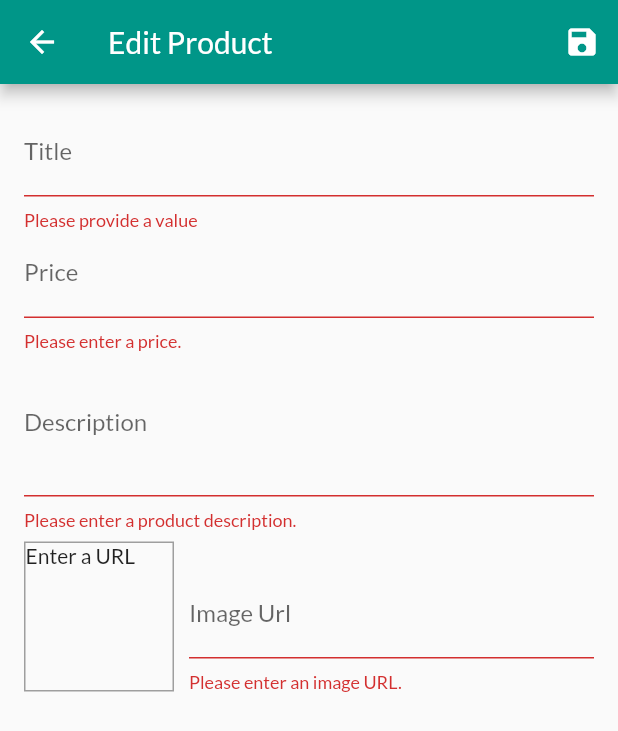
After one commit to priyanshuvishnoi/shop_app, a Flutter app: the EditProductScreen screen opened by its route, after a tap on the "save" icon, on a phone screen of 412 x 824 dp. The commit adds this screen. Shown: the top 731 px of the screen. Run offline on Flutter 3.47's test engine with Material 2 defaults, Android fonts, the phone set to English and light mode, and no system bars; network calls fail.

Commit message:
add edit and delete product

```diff
--- a/lib/providers/products.dart
+++ b/lib/providers/products.dart
@@ -61,8 +61,30 @@ class Products with ChangeNotifier {
   //   notifyListeners();
   // }
 
-  void addProduct() {
-    // _items.add(value);
+  void addProduct(Product product) {
+    final newProduct = Product(
+      id: DateTime.now().toString(),
+      title: product.title,
+      description: product.description,
+      price: product.price,
+      imageUrl: product.imageUrl,
+    );
+    _items.add(newProduct);
+    notifyListeners();
+  }
+
+  void updateProduct(String id, Product product) {
+    final prodIndex = _items.indexWhere((product) => product.id == id);
+    if (prodIndex >= 0) {
+      _items[prodIndex] = product;
+    } else {
+      print('...');
+    }
+    notifyListeners();
+  }
+
+  void deleteProduct(String id) {
+    _items.removeWhere((product) => product.id == id);
     notifyListeners();
   }
 }
--- a/lib/screens/cart_screen.dart
+++ b/lib/screens/cart_screen.dart
@@ -30,7 +30,7 @@ class CartScreen extends StatelessWidget {
                   Spacer(),
                   Chip(
                     label: Text(
-                      '\$${cart.totalAmount}',
+                      '\$${cart.totalAmount.toStringAsFixed(2)}',
                       style: TextStyle(
                         color:
                             Theme.of(context).primaryTextTheme.headline6.color,
--- /dev/null
+++ b/lib/screens/edit_product_screen.dart
@@ -0,0 +1,267 @@
+import 'package:flutter/material.dart';
+import 'package:provider/provider.dart';
+import '../providers/product.dart';
+import '../providers/products.dart';
+
+class EditProductScreen extends StatefulWidget {
+  static const routeName = '/edit-product';
+  @override
+  _EditProductScreenState createState() => _EditProductScreenState();
+}
+
+class _EditProductScreenState extends State<EditProductScreen> {
+  final _imageUrlController = TextEditingController();
+  final _imageFocusNode = FocusNode();
+  final _form = GlobalKey<FormState>();
+  var _editedProduct = Product(
+    id: null,
+    title: '',
+    price: 0,
+    description: '',
+    imageUrl: '',
+  );
+  var _isInit = true;
+  var _initValues = {
+    'title': '',
+    'description': '',
+    'price': '',
+    'imageUrl': '',
+  };
+
+  @override
+  void initState() {
+    _imageFocusNode.addListener(_updateImageUrl);
+    super.initState();
+  }
+
+  @override
+  void dispose() {
+    _imageUrlController.dispose();
+    _imageFocusNode.removeListener(_updateImageUrl);
+    _imageFocusNode.dispose();
+    super.dispose();
+  }
+
+  void _updateImageUrl() {
+    if (_imageFocusNode.hasFocus) {
+      if ((!_imageUrlController.text.startsWith('http') &&
+              !_imageUrlController.text.startsWith('https')) ||
+          (!_imageUrlController.text.endsWith('.png') &&
+              !_imageUrlController.text.endsWith('.jpg') &&
+              !_imageUrlController.text.endsWith('.jpeg'))) {
+        return;
+      }
+      setState(() {});
+    }
+  }
+
+  void _saveForm() {
+    final isValid = _form.currentState.validate();
+    if (!isValid) {
+      return;
+    }
+    _form.currentState.save();
+    if (_editedProduct.id != null) {
+      Provider.of<Products>(context, listen: false)
+          .updateProduct(_editedProduct.id, _editedProduct);
+    } else {
+      Provider.of<Products>(context, listen: false).addProduct(_editedProduct);
+    }
+    Navigator.of(context).pop();
+  }
+
+  @override
+  void didChangeDependencies() {
+    if (_isInit) {
+      final productId = ModalRoute.of(context).settings.arguments as String;
+      if (productId != null) {
+        _editedProduct =
+            Provider.of<Products>(context, listen: false).findById(productId);
+        _initValues = {
+          'title': _editedProduct.title,
+          'description': _editedProduct.description,
+          'price': _editedProduct.price.toString(),
+          'imageUrl': '',
+        };
+        _imageUrlController.text = _editedProduct.imageUrl;
+      }
+    }
+    _isInit = false;
+    super.didChangeDependencies();
+  }
+
+  @override
+  Widget build(BuildContext context) {
+    return Scaffold(
+      appBar: AppBar(
+        title: Text('Edit Product'),
+        actions: [
+          IconButton(
+            icon: Icon(Icons.save),
+            onPressed: _saveForm,
+          )
+        ],
+      ),
+      body: Padding(
+        padding: const EdgeInsets.all(16.0),
+        child: Form(
+          key: _form,
+          child: SingleChildScrollView(
+            child: Column(
+              children: [
+                TextFormField(
+                  initialValue: _initValues['title'],
+                  decoration: InputDecoration(
+                    labelText: 'Title',
+                  ),
+                  textInputAction: TextInputAction.next,
+                  onSaved: (value) {
+                    _editedProduct = Product(
+                      title: value,
+                      price: _editedProduct.price,
+                      description: _editedProduct.description,
+                      imageUrl: _editedProduct.imageUrl,
+                      id: _editedProduct.id,
+                      isFavorite: _editedProduct.isFavorite,
+                    );
+                  },
+                  validator: (value) {
+                    if (value.isEmpty) {
+                      return 'Please provide a value';
+                    } else
+                      return null;
+                  },
+                ),
+                TextFormField(
+                  initialValue: _initValues['price'],
+                  decoration: InputDecoration(
+                    labelText: 'Price',
+                  ),
+                  textInputAction: TextInputAction.next,
+                  keyboardType: TextInputType.numberWithOptions(decimal: true),
+                  onSaved: (value) {
+                    _editedProduct = Product(
+                      title: _editedProduct.title,
+                      price: double.parse(value),
+                      description: _editedProduct.description,
+                      imageUrl: _editedProduct.imageUrl,
+                      id: _editedProduct.id,
+                      isFavorite: _editedProduct.isFavorite,
+                    );
+                  },
+                  validator: (value) {
+                    if (value.isEmpty) {
+                      return 'Please enter a price.';
+                    }
+                    if (double.tryParse(value) == null) {
+                      return 'Please enter a valid number.';
+                    }
+                    if (double.parse(value) <= 0) {
+                      return 'Please enter a number greater than zero.';
+                    }
+                    return null;
+                  },
+                ),
+                TextFormField(
+                  initialValue: _initValues['description'],
+                  decoration: InputDecoration(
+                    labelText: 'Description',
+                  ),
+                  maxLines: 3,
+                  keyboardType: TextInputType.multiline,
+                  onSaved: (value) {
+                    _editedProduct = Product(
+                      title: _editedProduct.title,
+                      price: _editedProduct.price,
+                      description: value,
+                      imageUrl: _editedProduct.imageUrl,
+                      id: _editedProduct.id,
+                      isFavorite: _editedProduct.isFavorite,
+                    );
+                  },
+                  validator: (value) {
+                    if (value.isEmpty) {
+                      return 'Please enter a product description.';
+                    }
+                    if (value.length < 10) {
+                      return 'Should be at least 10 characters long.';
+                    }
+                    return null;
+                  },
+                ),
+                Row(
+                  crossAxisAlignment: CrossAxisAlignment.end,
+                  children: [
+                    Container(
+                      width: 100,
+                      height: 100,
+                      margin: EdgeInsets.only(
+                        top: 8,
+                        right: 10,
+                      ),
+                      decoration: BoxDecoration(
+                        border: Border.all(
+                          width: 1,
+                          color: Colors.grey,
+                        ),
+                      ),
+                      child: _imageUrlController.text.isEmpty
+                          ? Text('Enter a URL')
+                          : FittedBox(
+                              child: Image.network(
+                                _imageUrlController.text,
+                                fit: BoxFit.cover,
+                              ),
+                            ),
+                    ),
+                    Expanded(
+                      child: TextFormField(
+                        // initialValue: _initValues['imageUrl'],
+                        decoration: InputDecoration(
+                          labelText: 'Image Url',
+                        ),
+                        keyboardType: TextInputType.url,
+                        textInputAction: TextInputAction.done,
+                        controller: _imageUrlController,
+                        focusNode: _imageFocusNode,
+                        onFieldSubmitted: (_) => _saveForm(),
+                        onEditingComplete: () {
+                          setState(() {});
+                        },
+                        onSaved: (value) {
+                          _editedProduct = Product(
+                            title: _editedProduct.title,
+                            price: _editedProduct.price,
+                            description: _editedProduct.description,
+                            imageUrl: value,
+                            id: _editedProduct.id,
+                            isFavorite: _editedProduct.isFavorite,
+                          );
+                        },
+                        validator: (value) {
+                          if (value.isEmpty) {
+                            return 'Please enter an image URL.';
+                          }
+                          if (!value.startsWith('http') &&
+                              !value.startsWith('https')) {
+                            return 'Please enter a valid URL.';
+                          }
+                          if (!value.endsWith('.png') &&
+                              !value.endsWith('.jpg') &&
+                              !value.endsWith('.jpeg')) {
+                            return 'Please enter a valid URL.';
+                          }
+                          return null;
+                        },
+                      ),
+                    ),
+                  ],
+                ),
+              ],
+            ),
+          ),
+        ),
+      ),
+    );
+  }
+}
--- a/lib/widgets/app_drawer.dart
+++ b/lib/widgets/app_drawer.dart
@@ -1,5 +1,6 @@
 import 'package:flutter/material.dart';
 import '../screens/orders_screen.dart';
+import '../screens/user_products_screen.dart';
 
 class AppDrawer extends StatelessWidget {
   @override
@@ -28,6 +29,15 @@ class AppDrawer extends StatelessWidget {
                   .pushReplacementNamed(OrdersScreen.routeName);
             },
           ),
+          Divider(),
+          ListTile(
+            leading: Icon(Icons.edit),
+            title: Text('Manage Products'),
+            onTap: () {
+              Navigator.of(context)
+                  .pushReplacementNamed(UserProductsScreen.routeName);
+            },
+          ),
         ],
       ),
     );
```
Also changed, not shown: lib/main.dart (+6 -2 lines), lib/providers/cart.dart (+20 -0 lines), lib/screens/user_products_screen.dart (added, +45 -0 lines), lib/widgets/cart_item.dart (+23 -0 lines), lib/widgets/products_item.dart (+15 -0 lines), lib/widgets/user_product_item.dart (added, +48 -0 lines), 1 other file.
